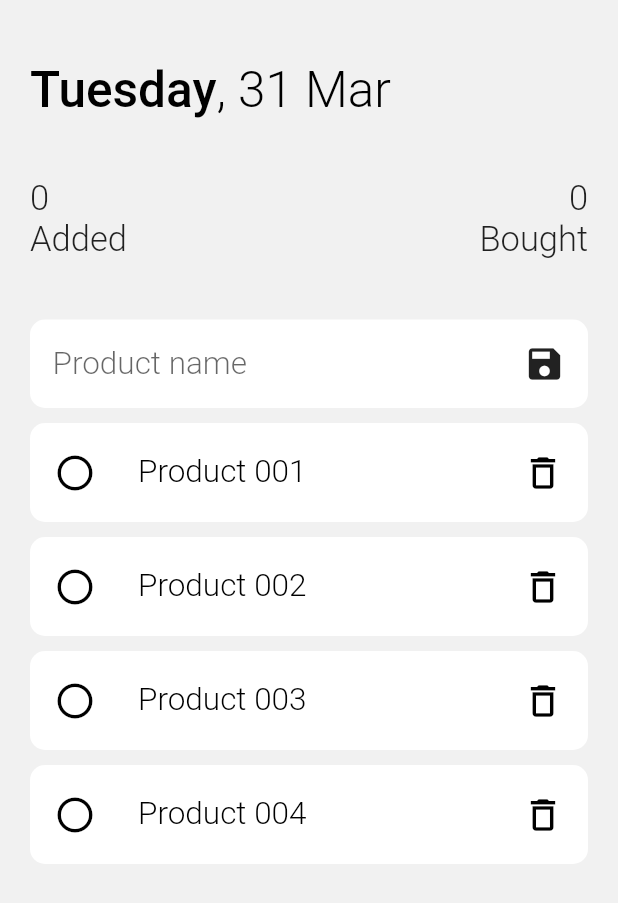
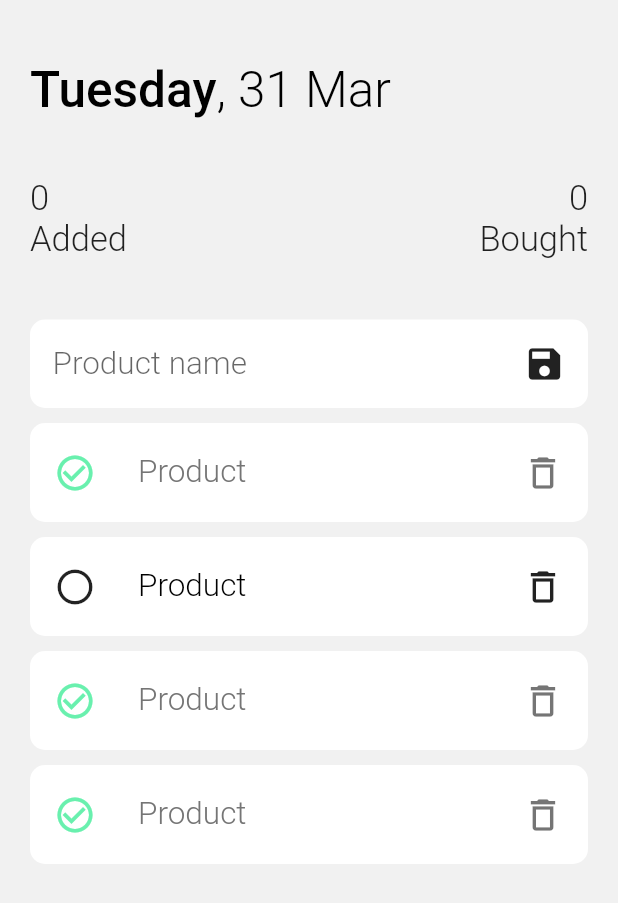
Before and after one commit to feMoraes0/market-list, a Flutter app: the screen it shows after launch, on a phone screen of 412 x 824 dp. Shown: the top 903 px of the screen. Run offline on Flutter 3.47's test engine with Material 2 defaults, Android fonts, the phone set to English and light mode, and no system bars.

Commit message:
refactor: list item to new file

```diff
--- /dev/null
+++ b/lib/components/list_item.dart
@@ -0,0 +1,50 @@
+import 'package:flutter/material.dart';
+
+class ListItem extends StatelessWidget {
+  final int index;
+  final String title;
+  final bool checked;
+
+  const ListItem({
+    Key key,
+    this.index,
+    this.title,
+    this.checked,
+  }) : super(key: key);
+
+  @override
+  Widget build(BuildContext context) {
+    return Container(
+      margin: const EdgeInsets.only(bottom: 10.0),
+      padding: const EdgeInsets.symmetric(vertical: 5.0),
+      decoration: BoxDecoration(
+        color: Colors.white,
+        borderRadius: BorderRadius.circular(
+          10,
+        ),
+      ),
+      child: ListTile(
+        leading: Icon(
+          (this.checked)
+              ? Icons.check_circle_outline
+              : Icons.radio_button_unchecked,
+          size: 28.0,
+          color: (this.checked) ? Colors.greenAccent : Colors.black87,
+        ),
+        title: Text(
+          title,
+          style: TextStyle(
+            fontSize: 21.0,
+            color: (this.checked) ? Colors.grey[600] : Colors.black,
+            fontWeight: FontWeight.w300,
+          ),
+        ),
+        trailing: Icon(
+          Icons.delete_outline,
+          size: 28.0,
+          color: (this.checked) ? Colors.black54 : Colors.black87,
+        ),
+      ),
+    );
+  }
+}
--- a/lib/pages/home.dart
+++ b/lib/pages/home.dart
@@ -1,4 +1,5 @@
 import 'package:flutter/material.dart';
+import 'package:marketlist/components/list_item.dart';
 
 class Home extends StatefulWidget {
   @override
@@ -132,35 +133,10 @@ class _HomeState extends State<Home> {
                         ),
                       );
                     }
-                    return Container(
-                      margin: const EdgeInsets.only(bottom: 10.0),
-                      padding: const EdgeInsets.symmetric(vertical: 5.0),
-                      decoration: BoxDecoration(
-                        color: Colors.white,
-                        borderRadius: BorderRadius.circular(
-                          10,
-                        ),
-                      ),
-                      child: ListTile(
-                        leading: Icon(
-                          Icons.radio_button_unchecked,
-                          size: 28.0,
-                          color: Colors.black,
-                        ),
-                        title: Text(
-                          'Product 00$index',
-                          style: TextStyle(
-                            fontSize: 21.0,
-                            color: Colors.black,
-                            fontWeight: FontWeight.w300,
-                          ),
-                        ),
-                        trailing: Icon(
-                          Icons.delete_outline,
-                          size: 28.0,
-                          color: Colors.black,
-                        ),
-                      ),
+                    return ListItem(
+                      index: index,
+                      title: 'Product',
+                      checked: (index / 2 == 1) ? false : true,
                     );
                   },
                 ),
```
